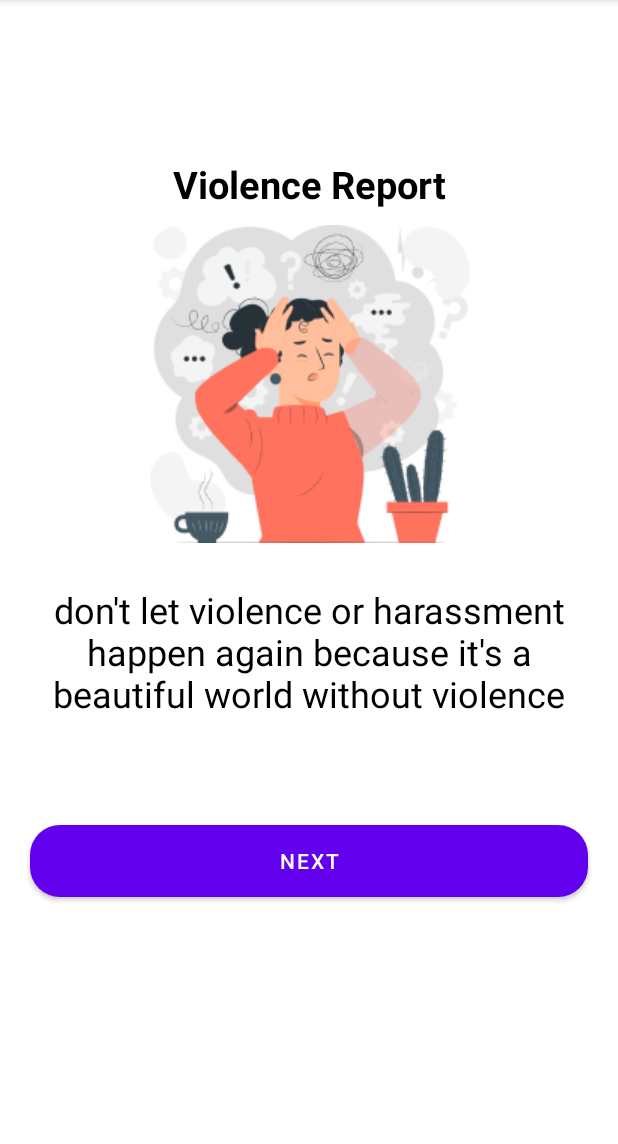
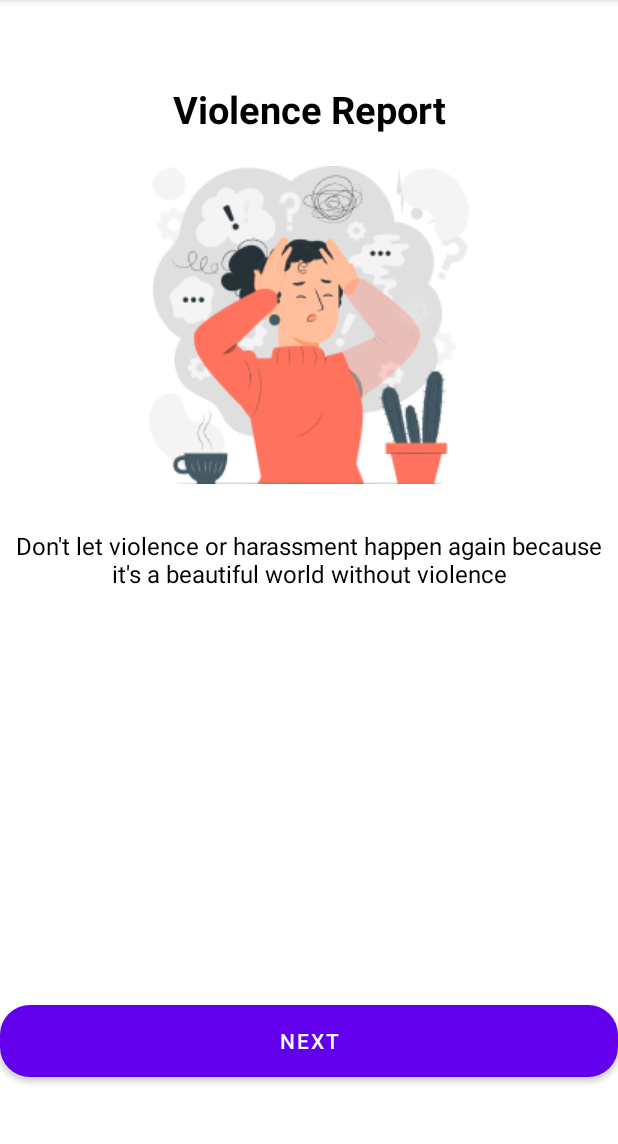
Before and after one commit to Annisa6780/Massive, an Android app: the OnBoarding2Activity screen opened directly, with no data from a screen before it, on a phone screen of 412 x 824 dp, the part 84-1228 px from its top. Run offline under Robolectric (Android 15) with nearby library versions, the phone set to English and light mode, and no system bars.

Commit message:
Splash Screen + On Boarding

```diff
--- a/MassiveChallage/app/src/main/res/layout/activity_on_boarding2.xml
+++ b/MassiveChallage/app/src/main/res/layout/activity_on_boarding2.xml
@@ -1,5 +1,5 @@
 <?xml version="1.0" encoding="utf-8"?>
-<RelativeLayout xmlns:android="http://schemas.android.com/apk/res/android"
+<androidx.constraintlayout.widget.ConstraintLayout xmlns:android="http://schemas.android.com/apk/res/android"
     xmlns:app="http://schemas.android.com/apk/res-auto"
     xmlns:tools="http://schemas.android.com/tools"
     android:layout_width="match_parent"
@@ -7,6 +7,7 @@
     tools:context=".OnBoarding2Activity">
 
     <TextView
+        android:id="@+id/tvViolence"
         android:layout_width="match_parent"
         android:layout_height="wrap_content"
         android:text="Violence Report"
@@ -15,27 +16,36 @@
         android:textStyle="bold"
         android:textColor="@color/black"
         android:padding="5dp"
-        android:layout_marginTop="100dp"
+        android:layout_marginTop="50dp"
+        app:layout_constraintTop_toTopOf="parent"
+        app:layout_constraintEnd_toEndOf="parent"
+        app:layout_constraintStart_toStartOf="parent"
         />
 
     <ImageView
+        android:id="@+id/imgPanic"
         android:layout_width="wrap_content"
         android:layout_height="wrap_content"
         android:src="@drawable/panick_attack"
-        android:layout_marginTop="150dp"
-        android:layout_marginStart="100dp"/>
+        android:layout_marginTop="15dp"
+        app:layout_constraintTop_toBottomOf="@id/tvViolence"
+        app:layout_constraintEnd_toEndOf="parent"
+        app:layout_constraintStart_toStartOf="parent"/>
 
     <TextView
         android:layout_width="match_parent"
         android:layout_height="wrap_content"
-        android:text="don't let violence or harassment
+        android:text="Don't let violence or harassment
 happen again because it's a beautiful world
 without violence"
-        android:textSize="24dp"
+        android:textSize="16dp"
         android:textColor="@color/black"
         android:padding="10dp"
         android:textAlignment="center"
-        android:layout_marginTop="380dp"
+        android:layout_marginTop="20dp"
+        app:layout_constraintTop_toBottomOf="@id/imgPanic"
+        app:layout_constraintEnd_toEndOf="parent"
+        app:layout_constraintStart_toStartOf="parent"
         />
 
     <Button
@@ -43,9 +53,10 @@ without violence"
         android:layout_width="match_parent"
         android:layout_height="wrap_content"
         android:text="NEXT"
-        android:layout_marginTop="550dp"
-        android:layout_marginLeft="20dp"
-        android:layout_marginRight="20dp"
         android:background="@drawable/template_button"
+        app:layout_constraintBottom_toBottomOf="parent"
+        app:layout_constraintEnd_toEndOf="parent"
+        app:layout_constraintStart_toStartOf="parent"
+        android:layout_marginBottom="50dp"
         />
-</RelativeLayout>
+</androidx.constraintlayout.widget.ConstraintLayout>
```
Also changed, not shown: MassiveChallage/app/src/main/res/layout/activity_login.xml (+57 -32 lines), MassiveChallage/app/src/main/res/layout/activity_on_boarding1.xml (+16 -10 lines), MassiveChallage/app/src/main/res/layout/activity_on_boarding3.xml (+22 -11 lines), MassiveChallage/app/src/main/res/layout/activity_on_boarding4.xml (+21 -10 lines).
